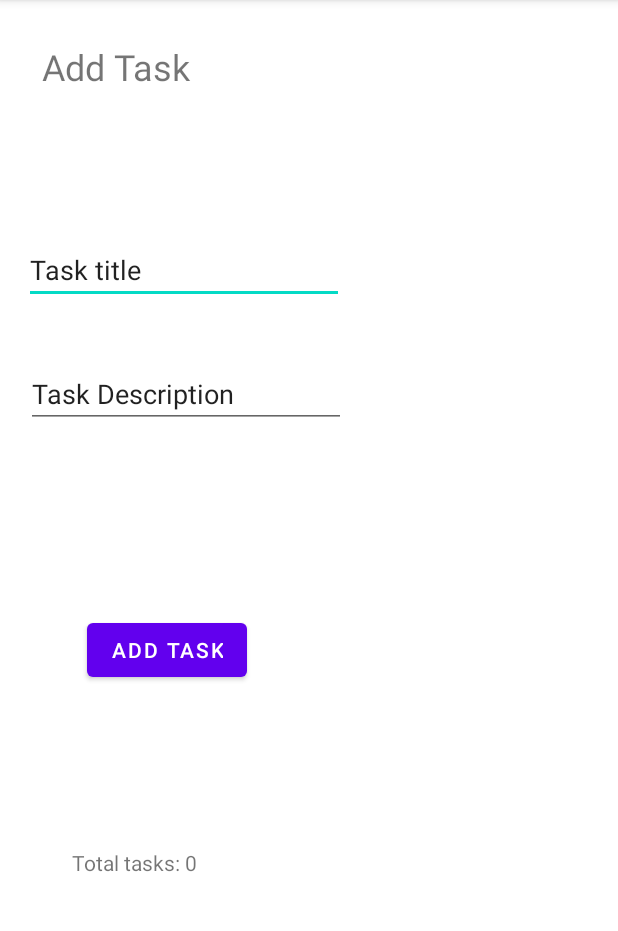
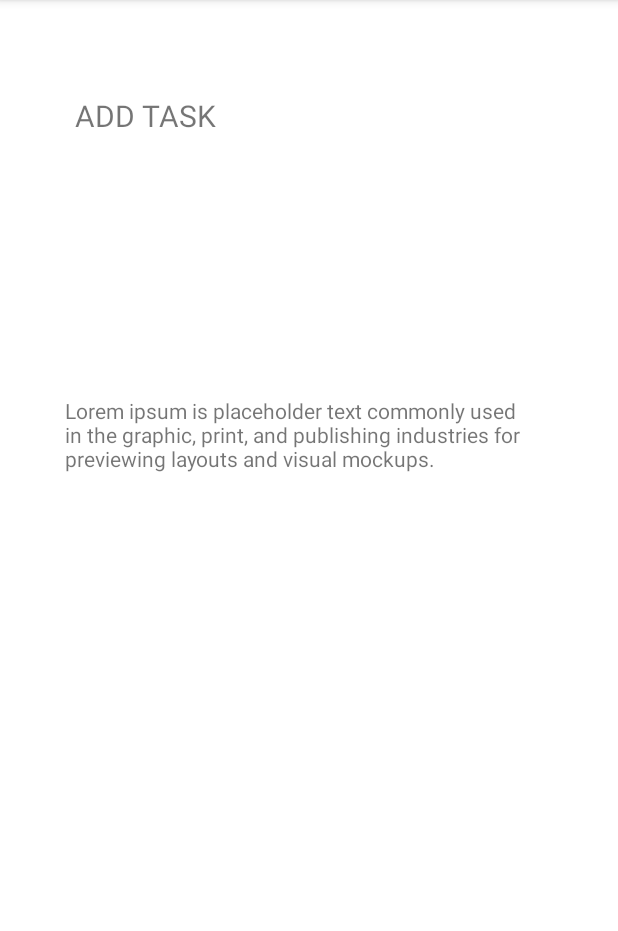
Before and after one commit to ibrahim-alhamshari/taskmaster, an Android app: the screen it shows after launch (AddTask before the commit, TaskDetail after it), after a tap on "ADD TASK", on a phone screen of 412 x 824 dp, the part 84-1015 px from its top. Run offline under Robolectric (Android 15) with nearby library versions, the phone set to English and light mode, and no system bars.

Commit message:
add details page

```diff
--- a/app/src/main/java/com/example/myapplication/MainActivity.java
+++ b/app/src/main/java/com/example/myapplication/MainActivity.java
@@ -18,18 +18,16 @@ public class MainActivity extends AppCompatActivity {
 
         Button addTaskButton = findViewById(R.id.button);
         Button allTasksButton = findViewById(R.id.button2);
+        Button showOneTaskButton = findViewById(R.id.showOneTask);
 
         addTaskButton.setOnClickListener(new View.OnClickListener() {
             @Override
             public void onClick(View view) {
-//                Toast.makeText(getApplicationContext(),"The button was clicked" , Toast.LENGTH_LONG).show();
 
-                //move from(MainActivity.this) to (profile1.class) which is a new activity using an intent
-                Intent goToProfile = new Intent(MainActivity.this , AddTask.class);
+                Intent goToTaskDetail = new Intent(MainActivity.this , TaskDetail.class);
                 //append a value to intent
-//                goToProfile.putExtra("userName", userNameValue);
-
-                startActivity(goToProfile);
+                goToTaskDetail.putExtra("title", "ADD TASK");
+                startActivity(goToTaskDetail);
             }
         });
 
@@ -37,11 +35,24 @@ public class MainActivity extends AppCompatActivity {
             @Override
             public void onClick(View view) {
 
-                Intent intent = new Intent(MainActivity.this, AllTasks.class);
+                Intent intent = new Intent(MainActivity.this, TaskDetail.class);
+                intent.putExtra("title", "ALL TASKS");
                 startActivity(intent);
 
             }
         });
 
+        showOneTaskButton.setOnClickListener(new View.OnClickListener() {
+            @Override
+            public void onClick(View view) {
+
+                Intent intent = new Intent(MainActivity.this, TaskDetail.class);
+                intent.putExtra("title", "SHOW ONE TASK");
+                startActivity(intent);
+
+            }
+        });
+
+
     }
 }
--- /dev/null
+++ b/app/src/main/java/com/example/myapplication/TaskDetail.java
@@ -0,0 +1,23 @@
+package com.example.myapplication;
+
+import androidx.appcompat.app.AppCompatActivity;
+
+import android.content.Intent;
+import android.os.Bundle;
+import android.widget.TextView;
+
+public class TaskDetail extends AppCompatActivity {
+
+    @Override
+    protected void onCreate(Bundle savedInstanceState) {
+        super.onCreate(savedInstanceState);
+        setContentView(R.layout.activity_task_detail);
+        getSupportActionBar().setDisplayHomeAsUpEnabled(true);
+
+        Intent intent = getIntent();
+        String incomingTitle = intent.getStringExtra("title");
+
+        TextView textView = findViewById(R.id.taskDetailsTitle);
+        textView.setText(incomingTitle);
+    }
+}
--- /dev/null
+++ b/app/src/main/res/layout/activity_task_detail.xml
@@ -0,0 +1,34 @@
+<?xml version="1.0" encoding="utf-8"?>
+<androidx.constraintlayout.widget.ConstraintLayout xmlns:android="http://schemas.android.com/apk/res/android"
+    xmlns:app="http://schemas.android.com/apk/res-auto"
+    xmlns:tools="http://schemas.android.com/tools"
+    android:layout_width="match_parent"
+    android:layout_height="match_parent"
+    tools:context=".TaskDetail">
+
+    <TextView
+        android:id="@+id/taskDetailsTitle"
+        android:layout_width="208dp"
+        android:layout_height="46dp"
+        android:text="TextView"
+        android:textSize="20sp"
+        app:layout_constraintBottom_toBottomOf="parent"
+        app:layout_constraintEnd_toEndOf="parent"
+        app:layout_constraintHorizontal_bias="0.244"
+        app:layout_constraintStart_toStartOf="parent"
+        app:layout_constraintTop_toTopOf="parent"
+        app:layout_constraintVertical_bias="0.088" />
+
+    <TextView
+        android:id="@+id/loremIpsun"
+        android:layout_width="324dp"
+        android:layout_height="269dp"
+        android:text="Lorem ipsum is placeholder text commonly used in the graphic, print, and publishing industries for previewing layouts and visual mockups."
+        android:textSize="14sp"
+        app:layout_constraintBottom_toBottomOf="parent"
+        app:layout_constraintEnd_toEndOf="parent"
+        app:layout_constraintHorizontal_bias="0.494"
+        app:layout_constraintStart_toStartOf="parent"
+        app:layout_constraintTop_toBottomOf="@+id/taskDetailsTitle"
+        app:layout_constraintVertical_bias="0.397" />
+</androidx.constraintlayout.widget.ConstraintLayout>
```
Also changed, not shown: app/src/main/AndroidManifest.xml (+5 -2 lines), app/src/main/res/layout/activity_main.xml (+21 -8 lines), app/src/main/res/mipmap-mdpi/ic_launcher_round.webp (deleted), app/src/main/res/mipmap-xhdpi/ic_launcher.webp (deleted), app/src/main/res/mipmap-xhdpi/ic_launcher_round.webp (deleted), app/src/main/res/mipmap-xxhdpi/ic_launcher.webp (deleted), app/src/main/res/mipmap-xxhdpi/ic_launcher_round.webp (deleted), app/src/main/res/mipmap-xxxhdpi/ic_launcher.webp (deleted), app/src/main/res/mipmap-xxxhdpi/ic_launcher_round.webp (deleted).
